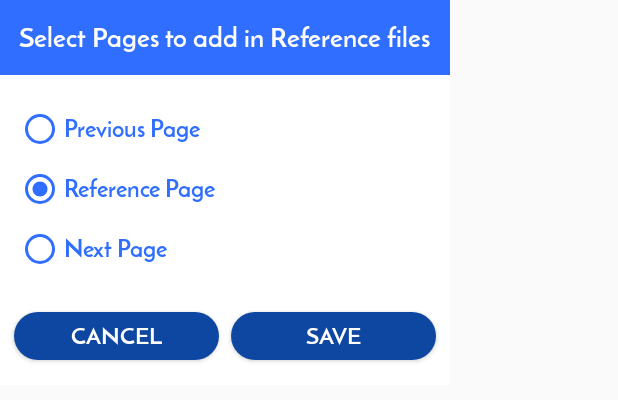
After one commit to kkmshah/JainReferenceLibrary, an Android app: the layout dialog_hold_reference.xml on its own in the app's theme, with its tools: preview values and no code run, on a phone screen of 412 x 824 dp. The commit adds this screen. Shown: the top 400 px of the screen. Run offline under Robolectric (Android 15) with nearby library versions, the phone set to English and light mode, and no system bars; network calls fail.

Commit message:
Hold to Reference changes

```diff
--- a/app/src/main/java/com/jainelibrary/retrofit/ApiClient.java
+++ b/app/src/main/java/com/jainelibrary/retrofit/ApiClient.java
@@ -387,8 +387,8 @@ public class ApiClient {
         getApiClient().getUserGuide(strType).enqueue(listener);
     }
 
-    public static void addAllMyShelf(String strUid, String strBookId, Callback<AddAllMyShelfResModel> listener) {
-        getApiClient().addAllMyShelf(strUid, strBookId).enqueue(listener);
+    public static void addAllMyShelf(String strUid, String strBookId, String strDirection, Callback<AddAllMyShelfResModel> listener) {
+        getApiClient().addAllMyShelf(strUid, strBookId, strDirection).enqueue(listener);
     }
 
     public static void getYearList(String strYear, Callback<BookListResModel> listener) {
--- a/app/src/main/java/com/jainelibrary/retrofit/ApiInterface.java
+++ b/app/src/main/java/com/jainelibrary/retrofit/ApiInterface.java
@@ -385,7 +385,7 @@ public interface ApiInterface {
 
     @FormUrlEncoded
     @POST("jrl/move_search_keywords_to_my_shelf")
-    public Call<AddAllMyShelfResModel> addAllMyShelf(@Field("user_id") String userId,@Field("hold_id") String holdId);
+    public Call<AddAllMyShelfResModel> addAllMyShelf(@Field("user_id") String userId,@Field("hold_id") String holdId,@Field("direction") String direction);
 
     @FormUrlEncoded
     @POST("jrl/getUserLogDetails")
--- /dev/null
+++ b/app/src/main/res/layout/dialog_hold_reference.xml
@@ -0,0 +1,150 @@
+<?xml version="1.0" encoding="utf-8"?>
+<RelativeLayout xmlns:android="http://schemas.android.com/apk/res/android"
+    android:layout_width="300dp"
+    android:layout_height="wrap_content"
+    android:background="@color/white"
+    android:gravity="center"
+    android:orientation="vertical">
+
+    <RelativeLayout
+        android:id="@+id/rlHeader"
+        android:layout_width="match_parent"
+        android:layout_height="50dp"
+        android:background="@color/colorPrimary">
+
+        <TextView
+            android:id="@+id/tvTitle"
+            android:layout_width="wrap_content"
+            android:layout_height="wrap_content"
+            android:layout_centerInParent="true"
+            android:text="Select Pages to add in Reference files"
+            android:textColor="@color/white"
+            android:textSize="18sp"
+            android:textStyle="bold"
+            android:textAlignment="center"/>
+
+    </RelativeLayout>
+
+    <androidx.core.widget.NestedScrollView
+        android:layout_width="match_parent"
+        android:layout_height="wrap_content"
+        android:layout_below="@+id/rlHeader">
+
+        <LinearLayout
+            android:layout_width="match_parent"
+            android:layout_height="wrap_content"
+            android:orientation="vertical"
+            android:padding="5dp">
+
+            <ImageView
+                android:layout_width="60dp"
+                android:layout_height="60dp"
+                android:layout_gravity="center"
+                android:layout_marginTop="20dp"
+                android:src="@mipmap/app_logo"
+                android:visibility="gone"/>
+
+            <LinearLayout
+                android:layout_width="match_parent"
+                android:layout_height="wrap_content"
+                android:layout_marginTop="10dp"
+                android:orientation="vertical"
+                android:padding="5dp"
+                android:weightSum="1">
+
+                <RadioGroup
+                    android:id="@+id/rgHoldReference"
+                    android:layout_width="match_parent"
+                    android:layout_height="wrap_content">
+
+                    <RadioButton
+                        android:id="@+id/rbPreviousPage"
+                        android:layout_width="match_parent"
+                        android:layout_height="30dp"
+                        android:layout_gravity="center_horizontal"
+                        android:buttonTint="@color/colorPrimary"
+                        android:checked="false"
+                        android:text="Previous Page"
+                        android:textColor="@color/colorPrimary"
+                        android:textSize="16sp" />
+
+                    <RadioGroup
+                        android:id="@+id/rgReference"
+                        android:layout_width="match_parent"
+                        android:layout_height="wrap_content">
+
+                        <RadioButton
+                            android:id="@+id/rbReferencePage"
+                            android:layout_width="match_parent"
+                            android:layout_height="30dp"
+                            android:layout_marginTop="10dp"
+                            android:layout_gravity="center_horizontal"
+                            android:buttonTint="@color/colorPrimary"
+                            android:checked="true"
+                            android:text="Reference Page"
+                            android:textColor="@color/colorPrimary"
+                            android:textSize="16sp"
+                            android:clickable="false"
+                            android:enabled="false"/>
+
+                    </RadioGroup>
+
+                    <RadioButton
+                        android:id="@+id/rbNextPage"
+                        android:layout_width="match_parent"
+                        android:layout_height="30dp"
+                        android:layout_marginTop="10dp"
+                        android:layout_gravity="center_horizontal"
+                        android:buttonTint="@color/colorPrimary"
+                        android:checked="false"
+                        android:text="Next Page"
+                        android:textColor="@color/colorPrimary"
+                        android:textSize="16sp" />
+
+                </RadioGroup>
+
+            </LinearLayout>
+
+            <LinearLayout
+                android:layout_width="match_parent"
+                android:layout_height="wrap_content"
+                android:weightSum="2">
+
+                <Button
+                    android:id="@+id/btnCancel"
+                    android:layout_width="100dp"
+                    android:layout_height="40dp"
+                    android:layout_weight="1"
+                    android:layout_alignParentBottom="true"
+                    android:layout_gravity="center"
+                    android:layout_marginTop="15dp"
+                    android:layout_marginBottom="10dp"
+                    android:background="@drawable/btn_rounded_primary"
+                    android:gravity="center"
+                    android:text="Cancel"
+                    android:textColor="@color/white"
+                    android:textSize="15sp"
+                    android:textStyle="normal" />
+
+            <Button
+                android:id="@+id/btnSave"
+                android:layout_width="100dp"
+                android:layout_height="40dp"
+                android:layout_weight="1"
+                android:layout_alignParentBottom="true"
+                android:layout_gravity="center"
+                android:layout_marginBottom="10dp"
+                android:layout_marginTop="15dp"
+                android:background="@drawable/btn_rounded_primary"
+                android:gravity="center"
+                android:text="Save"
+                android:textColor="@color/white"
+                android:textSize="15sp"
+                android:textStyle="normal" />
+
+            </LinearLayout>
+        </LinearLayout>
+
+    </androidx.core.widget.NestedScrollView>
+
+</RelativeLayout>
```
Also changed, not shown: app/src/main/java/com/jainelibrary/activity/HoldAndSearchActivity.java (+47 -5 lines), app/src/main/java/com/jainelibrary/fragment/ViewListFragment.java (+0 -33 lines), app/src/main/res/layout/hold_and_search_fragment.xml (+5 -5 lines).
